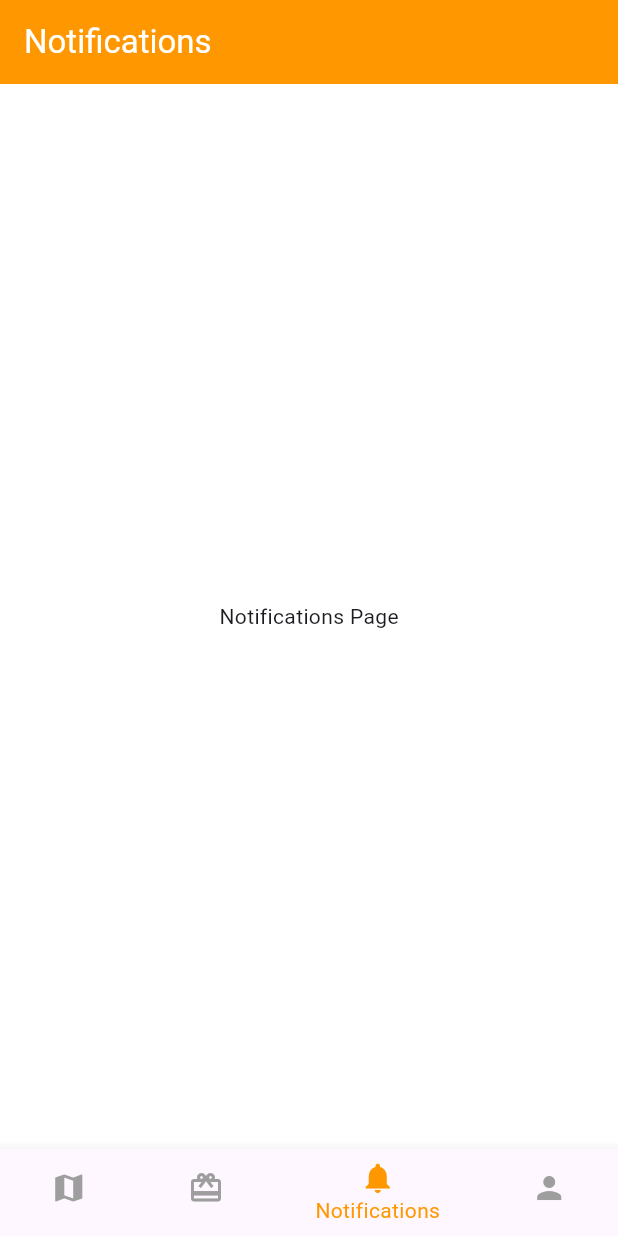
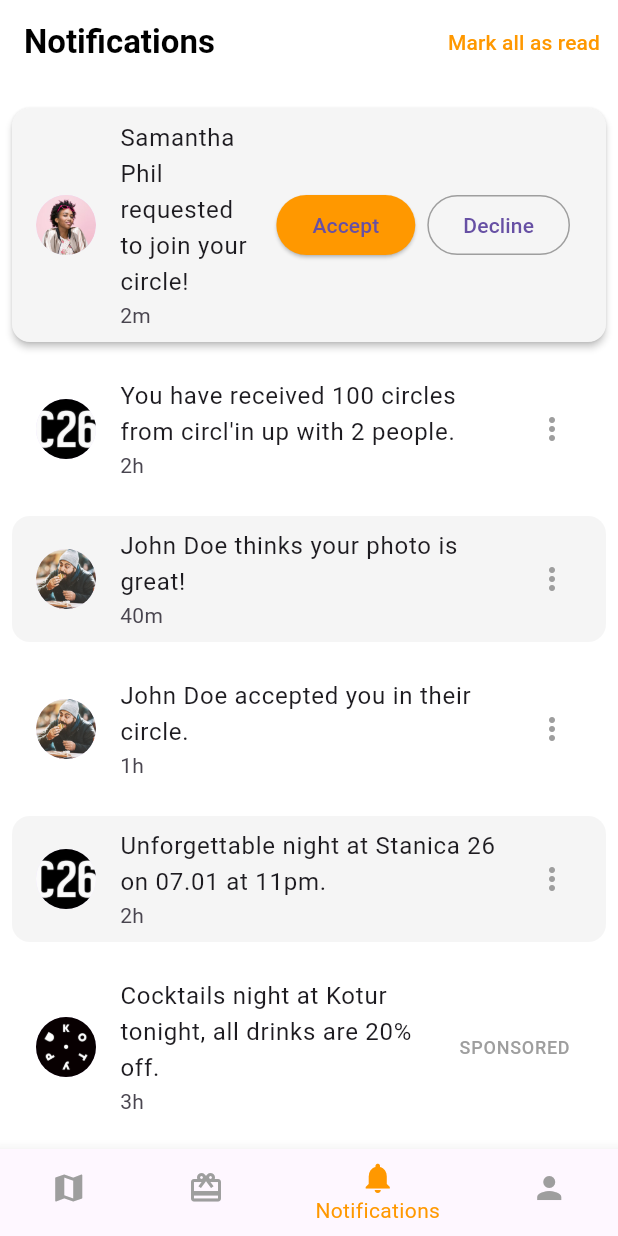
Before and after one commit to GogoPro27/CirclUp, a Flutter app: the screen it shows after launch, swiped to page 3, on a phone screen of 412 x 824 dp. Run offline on Flutter 3.47's test engine with Material 3 defaults, Android fonts, the phone set to English and light mode, and no system bars.

Commit message:
add notifications page

```diff
--- a/lib/data/mock_data.dart
+++ b/lib/data/mock_data.dart
@@ -124,3 +124,54 @@ final List<Coupon> mockCoupons = [
     qrCode: 'assets/qr.png',
   ),
 ];
+
+class NotificationItem {
+  final String message;
+  final String timestamp;
+  final String? profilePicture; // Optional for user profile pictures
+  final bool isActionable; // For Accept/Decline buttons
+  final bool isSponsored; // For sponsored content
+
+  NotificationItem({
+    required this.message,
+    required this.timestamp,
+    this.profilePicture,
+    this.isActionable = false,
+    this.isSponsored = false,
+  });
+}
+
+final List<NotificationItem> mockNotifications = [
+  NotificationItem(
+    message: "Samantha Phil requested to join your circle!",
+    timestamp: "2m",
+    profilePicture: "assets/samantha_picture.png",
+    isActionable: true,
+  ),
+  NotificationItem(
+    message: "You have received 100 circles from circl'in up with 2 people.",
+    timestamp: "2h",
+    profilePicture: "assets/stanica.jpeg",
+  ),
+  NotificationItem(
+    message: "John Doe thinks your photo is great!",
+    timestamp: "40m",
+    profilePicture: "assets/john_picture.png",
+  ),
+  NotificationItem(
+    message: "John Doe accepted you in their circle.",
+    timestamp: "1h",
+    profilePicture: "assets/john_picture.png",
+  ),
+  NotificationItem(
+    message: "Unforgettable night at Stanica 26 on 07.01 at 11pm.",
+    timestamp: "2h",
+    profilePicture: "assets/stanica.jpeg",
+  ),
+  NotificationItem(
+    message: "Cocktails night at Kotur tonight, all drinks are 20% off.",
+    timestamp: "3h",
+    profilePicture: "assets/kotur.png",
+    isSponsored: true,
+  ),
+];
--- a/lib/screens/notifications_screen.dart
+++ b/lib/screens/notifications_screen.dart
@@ -1,4 +1,5 @@
 import 'package:flutter/material.dart';
+import '../data/mock_data.dart';
 
 class NotificationsScreen extends StatelessWidget {
   const NotificationsScreen({Key? key}) : super(key: key);
@@ -6,8 +7,90 @@ class NotificationsScreen extends StatelessWidget {
   @override
   Widget build(BuildContext context) {
     return Scaffold(
-      appBar: AppBar(title: const Text('Notifications')),
-      body: const Center(child: Text('Notifications Page')),
+      appBar: AppBar(
+        backgroundColor: Colors.white,
+        elevation: 0,
+        title: const Text(
+          "Notifications",
+          style: TextStyle(color: Colors.black, fontWeight: FontWeight.bold),
+        ),
+        actions: [
+          TextButton(
+            onPressed: () {
+              // Mark all as read logic (optional)
+            },
+            child: const Text(
+              "Mark all as read",
+              style: TextStyle(color: Colors.orange),
+            ),
+          ),
+        ],
+      ),
+      body: ListView.builder(
+        padding: const EdgeInsets.all(8),
+        itemCount: mockNotifications.length,
+        itemBuilder: (context, index) {
+          final notification = mockNotifications[index];
+          final backgroundColor = index % 2 == 0
+              ? Colors.grey.shade100 // Light grey for even-indexed notifications
+              : Colors.white; // White for odd-indexed notifications
+
+          return Card(
+            margin: const EdgeInsets.symmetric(vertical: 8),
+            elevation: notification.isActionable ? 2 : 0,
+            color: backgroundColor,
+            child: ListTile(
+              leading: notification.profilePicture != null
+                  ? CircleAvatar(
+                      backgroundImage: AssetImage(notification.profilePicture!),
+                    )
+                  : null,
+              title: Text(notification.message),
+              subtitle: Text(notification.timestamp),
+              trailing: notification.isActionable
+                  ? Row(
+                      mainAxisSize: MainAxisSize.min,
+                      children: [
+                        ElevatedButton(
+                          onPressed: () {
+                            // Accept action (MVP - no functionality)
+                          },
+                          style: ElevatedButton.styleFrom(
+                            backgroundColor: Colors.orange,
+                            shape: RoundedRectangleBorder(
+                              borderRadius: BorderRadius.circular(20),
+                            ),
+                          ),
+                          child: const Text("Accept"),
+                        ),
+                        const SizedBox(width: 8),
+                        OutlinedButton(
+                          onPressed: () {
+                            // Decline action (MVP - no functionality)
+                          },
+                          style: OutlinedButton.styleFrom(
+                            side: const BorderSide(color: Colors.grey),
+                            shape: RoundedRectangleBorder(
+                              borderRadius: BorderRadius.circular(20),
+                            ),
+                          ),
+                          child: const Text("Decline"),
+                        ),
+                      ],
+                    )
+                  : notification.isSponsored
+                      ? const Text(
+                          "SPONSORED",
+                          style: TextStyle(color: Colors.grey, fontSize: 12),
+                        )
+                      : const Icon(Icons.more_vert, color: Colors.grey),
+              onTap: () {
+                // Optional: Handle notification click
+              },
+            ),
+          );
+        },
+      ),
     );
   }
 }
```
